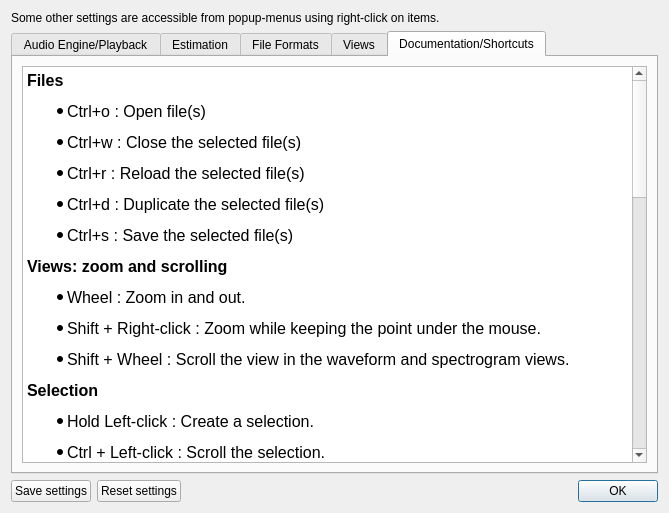
Before: the Qt Designer form src/wdialogsettings.ui in gillesdegottex/dfasma, drawn with Qt 5.
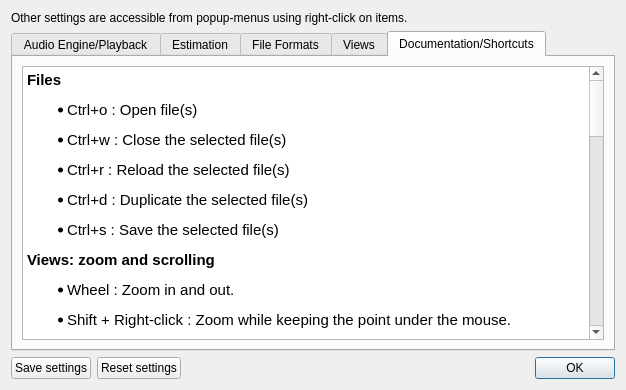
After: the same form once the commit is applied. The open tabs and pages were chosen to show the change. Icons and pictures are not drawn.

The edit to the form file:
```diff
--- a/src/wdialogsettings.ui
+++ b/src/wdialogsettings.ui
@@ -6,12 +6,12 @@
    <rect>
     <x>0</x>
     <y>0</y>
-    <width>669</width>
-    <height>513</height>
+    <width>626</width>
+    <height>390</height>
    </rect>
   </property>
   <property name="sizePolicy">
-   <sizepolicy hsizetype="Preferred" vsizetype="Minimum">
+   <sizepolicy hsizetype="MinimumExpanding" vsizetype="Maximum">
     <horstretch>0</horstretch>
     <verstretch>0</verstretch>
    </sizepolicy>
@@ -30,7 +30,7 @@
    <item>
     <widget class="QLabel" name="label_3">
      <property name="text">
-      <string>&lt;html&gt;&lt;head/&gt;&lt;body&gt;&lt;p&gt;Some other settings are accessible from popup-menus using right-click on items.&lt;/p&gt;&lt;/body&gt;&lt;/html&gt;</string>
+      <string>&lt;html&gt;&lt;head/&gt;&lt;body&gt;&lt;p&gt;Other settings are accessible from popup-menus using right-click on items.&lt;/p&gt;&lt;/body&gt;&lt;/html&gt;</string>
      </property>
      <property name="wordWrap">
       <bool>true</bool>
@@ -39,6 +39,12 @@
    </item>
    <item>
     <widget class="QTabWidget" name="tabWidget">
+     <property name="sizePolicy">
+      <sizepolicy hsizetype="MinimumExpanding" vsizetype="Expanding">
+       <horstretch>0</horstretch>
+       <verstretch>0</verstretch>
+      </sizepolicy>
+     </property>
      <property name="currentIndex">
       <number>0</number>
      </property>
@@ -642,38 +648,38 @@
 &lt;html&gt;&lt;head&gt;&lt;meta name=&quot;qrichtext&quot; content=&quot;1&quot; /&gt;&lt;style type=&quot;text/css&quot;&gt;
 p, li { white-space: pre-wrap; }
 &lt;/style&gt;&lt;/head&gt;&lt;body style=&quot; font-family:'Ubuntu'; font-size:11pt; font-weight:400; font-style:normal;&quot;&gt;
-&lt;p style=&quot; margin-top:12px; margin-bottom:12px; margin-left:0px; margin-right:0px; -qt-block-indent:0; text-indent:0px;&quot;&gt;&lt;span style=&quot; font-size:12pt; font-weight:600;&quot;&gt;Files&lt;/span&gt;&lt;/p&gt;
-&lt;ul style=&quot;margin-top: 0px; margin-bottom: 0px; margin-left: 0px; margin-right: 0px; -qt-list-indent: 1;&quot;&gt;&lt;li style=&quot; font-size:12pt;&quot; style=&quot; margin-top:12px; margin-bottom:12px; margin-left:0px; margin-right:0px; -qt-block-indent:0; text-indent:0px;&quot;&gt;Ctrl+o : Open file(s)&lt;/li&gt;
-&lt;li style=&quot; font-size:12pt;&quot; style=&quot; margin-top:12px; margin-bottom:12px; margin-left:0px; margin-right:0px; -qt-block-indent:0; text-indent:0px;&quot;&gt;Ctrl+w : Close the selected file(s)&lt;/li&gt;&lt;/ul&gt;
-&lt;ul style=&quot;margin-top: 0px; margin-bottom: 0px; margin-left: 0px; margin-right: 0px; -qt-list-indent: 1;&quot;&gt;&lt;li style=&quot; font-size:12pt;&quot; style=&quot; margin-top:12px; margin-bottom:12px; margin-left:0px; margin-right:0px; -qt-block-indent:0; text-indent:0px;&quot;&gt;Ctrl+r : Reload the selected file(s)&lt;/li&gt;&lt;/ul&gt;
-&lt;ul style=&quot;margin-top: 0px; margin-bottom: 0px; margin-left: 0px; margin-right: 0px; -qt-list-indent: 1;&quot;&gt;&lt;li style=&quot; font-size:12pt;&quot; style=&quot; margin-top:12px; margin-bottom:12px; margin-left:0px; margin-right:0px; -qt-block-indent:0; text-indent:0px;&quot;&gt;Ctrl+d : Duplicate the selected file(s)&lt;/li&gt;&lt;/ul&gt;
-&lt;ul style=&quot;margin-top: 0px; margin-bottom: 0px; margin-left: 0px; margin-right: 0px; -qt-list-indent: 1;&quot;&gt;&lt;li style=&quot; font-size:12pt;&quot; style=&quot; margin-top:12px; margin-bottom:12px; margin-left:0px; margin-right:0px; -qt-block-indent:0; text-indent:0px;&quot;&gt;Ctrl+s : Save the selected file(s)&lt;/li&gt;&lt;/ul&gt;
-&lt;p style=&quot; margin-top:12px; margin-bottom:12px; margin-left:0px; margin-right:0px; -qt-block-indent:0; text-indent:0px;&quot;&gt;&lt;span style=&quot; font-size:12pt; font-weight:600;&quot;&gt;Views: zoom and scrolling&lt;/span&gt;&lt;/p&gt;
-&lt;ul style=&quot;margin-top: 0px; margin-bottom: 0px; margin-left: 0px; margin-right: 0px; -qt-list-indent: 1;&quot;&gt;&lt;li style=&quot; font-size:12pt;&quot; style=&quot; margin-top:12px; margin-bottom:12px; margin-left:0px; margin-right:0px; -qt-block-indent:0; text-indent:0px;&quot;&gt;Wheel : Zoom in and out.&lt;/li&gt;
-&lt;li style=&quot; font-size:12pt;&quot; style=&quot; margin-top:12px; margin-bottom:12px; margin-left:0px; margin-right:0px; -qt-block-indent:0; text-indent:0px;&quot;&gt;Shift + Right-click : Zoom while keeping the point under the mouse.&lt;/li&gt;&lt;/ul&gt;
-&lt;ul style=&quot;margin-top: 0px; margin-bottom: 0px; margin-left: 0px; margin-right: 0px; -qt-list-indent: 1;&quot;&gt;&lt;li style=&quot; font-size:12pt;&quot; style=&quot; margin-top:12px; margin-bottom:12px; margin-left:0px; margin-right:0px; -qt-block-indent:0; text-indent:0px;&quot;&gt;Shift + Wheel : Scroll the view in the waveform and spectrogram views.&lt;/li&gt;&lt;/ul&gt;
-&lt;p style=&quot; margin-top:12px; margin-bottom:12px; margin-left:0px; margin-right:0px; -qt-block-indent:0; text-indent:0px;&quot;&gt;&lt;span style=&quot; font-size:12pt; font-weight:600;&quot;&gt;Selection&lt;/span&gt;&lt;/p&gt;
-&lt;ul style=&quot;margin-top: 0px; margin-bottom: 0px; margin-left: 0px; margin-right: 0px; -qt-list-indent: 1;&quot;&gt;&lt;li style=&quot; font-size:12pt;&quot; style=&quot; margin-top:12px; margin-bottom:12px; margin-left:0px; margin-right:0px; -qt-block-indent:0; text-indent:0px;&quot;&gt;Hold Left-click : Create a selection.&lt;/li&gt;
-&lt;li style=&quot; font-size:12pt;&quot; style=&quot; margin-top:12px; margin-bottom:12px; margin-left:0px; margin-right:0px; -qt-block-indent:0; text-indent:0px;&quot;&gt;Ctrl + Left-click : Scroll the selection.&lt;/li&gt;
-&lt;li style=&quot; font-size:12pt;&quot; style=&quot; margin-top:12px; margin-bottom:12px; margin-left:0px; margin-right:0px; -qt-block-indent:0; text-indent:0px;&quot;&gt;In Waveform view: Ctrl + Right-click : Stretch the selection from its center.&lt;/li&gt;
-&lt;li style=&quot; font-size:12pt;&quot; style=&quot; margin-top:12px; margin-bottom:12px; margin-left:0px; margin-right:0px; -qt-block-indent:0; text-indent:0px;&quot;&gt;In Phase view or Group Delay view: Ctrl+Shift + Left-click : Scroll the selection of the waveform.&lt;/li&gt;
-&lt;li style=&quot; font-size:12pt;&quot; style=&quot; margin-top:12px; margin-bottom:12px; margin-left:0px; margin-right:0px; -qt-block-indent:0; text-indent:0px;&quot;&gt;Escape key : Clear any selection.&lt;/li&gt;&lt;/ul&gt;
-&lt;p style=&quot; margin-top:12px; margin-bottom:12px; margin-left:0px; margin-right:0px; -qt-block-indent:0; text-indent:0px;&quot;&gt;&lt;span style=&quot; font-size:12pt; font-weight:600;&quot;&gt;Playback&lt;/span&gt;&lt;/p&gt;
-&lt;ul style=&quot;margin-top: 0px; margin-bottom: 0px; margin-left: 0px; margin-right: 0px; -qt-list-indent: 1;&quot;&gt;&lt;li style=&quot; font-size:12pt;&quot; style=&quot; margin-top:12px; margin-bottom:12px; margin-left:0px; margin-right:0px; -qt-block-indent:0; text-indent:0px;&quot;&gt;Space : Play the current selection of the selected file (or the whole file if there is no selection).&lt;/li&gt;
-&lt;li style=&quot; font-size:12pt;&quot; style=&quot; margin-top:12px; margin-bottom:12px; margin-left:0px; margin-right:0px; -qt-block-indent:0; text-indent:0px;&quot;&gt;Ctrl + Space : Play the selected file while filtering the sound according to the spectral selection.&lt;/li&gt;&lt;/ul&gt;
-&lt;ul style=&quot;margin-top: 0px; margin-bottom: 0px; margin-left: 0px; margin-right: 0px; -qt-list-indent: 1;&quot;&gt;&lt;li style=&quot; font-size:12pt;&quot; style=&quot; margin-top:12px; margin-bottom:12px; margin-left:0px; margin-right:0px; -qt-block-indent:0; text-indent:0px;&quot;&gt;Escape key : Reset any filtering effects.&lt;/li&gt;&lt;/ul&gt;
-&lt;p style=&quot; margin-top:12px; margin-bottom:12px; margin-left:0px; margin-right:0px; -qt-block-indent:0; text-indent:0px;&quot;&gt;&lt;span style=&quot; font-size:12pt; font-weight:600;&quot;&gt;Labels edition&lt;/span&gt;&lt;/p&gt;
-&lt;ul style=&quot;margin-top: 0px; margin-bottom: 0px; margin-left: 0px; margin-right: 0px; -qt-list-indent: 1;&quot;&gt;&lt;li style=&quot; font-size:12pt;&quot; style=&quot; margin-top:12px; margin-bottom:12px; margin-left:0px; margin-right:0px; -qt-block-indent:0; text-indent:0px;&quot;&gt;Add a label: In Edit mode, simply place the mouse cursor at the time instant where you want to add a label and write (no need to click, select, or anything else).&lt;/li&gt;
-&lt;li style=&quot; font-size:12pt;&quot; style=&quot; margin-top:12px; margin-bottom:12px; margin-left:0px; margin-right:0px; -qt-block-indent:0; text-indent:0px;&quot;&gt;Edit the text of a label: In Edit mode, click in the box of the label you want to edit.&lt;/li&gt;
-&lt;li style=&quot; font-size:12pt;&quot; style=&quot; margin-top:12px; margin-bottom:12px; margin-left:0px; margin-right:0px; -qt-block-indent:0; text-indent:0px;&quot;&gt;Move a label: Drag the label you want to move by holding its vertical line with the right mouse button.&lt;/li&gt;
-&lt;li style=&quot; font-size:12pt;&quot; style=&quot; margin-top:12px; margin-bottom:12px; margin-left:0px; margin-right:0px; -qt-block-indent:0; text-indent:0px;&quot;&gt;Delete a label: Hold the vertical line of the label you want to delete, as if you wanted to move it, and press the delete key.&lt;/li&gt;&lt;/ul&gt;
-&lt;p style=&quot; margin-top:12px; margin-bottom:12px; margin-left:0px; margin-right:0px; -qt-block-indent:0; text-indent:0px;&quot;&gt;&lt;span style=&quot; font-size:12pt; font-weight:600;&quot;&gt;Waveform edition&lt;/span&gt;&lt;/p&gt;
-&lt;ul style=&quot;margin-top: 0px; margin-bottom: 0px; margin-left: 0px; margin-right: 0px; -qt-list-indent: 1;&quot;&gt;&lt;li style=&quot; font-size:12pt;&quot; style=&quot; margin-top:12px; margin-bottom:12px; margin-left:0px; margin-right:0px; -qt-block-indent:0; text-indent:0px;&quot;&gt;Grab the waveform wherever and move the mouse up or down to increase or decrease the gain (works also in the amplitude spectrum view).&lt;/li&gt;
-&lt;li style=&quot; font-size:12pt;&quot; style=&quot; margin-top:12px; margin-bottom:12px; margin-left:0px; margin-right:0px; -qt-block-indent:0; text-indent:0px;&quot;&gt;Maintain Ctrl, grab the waveform wherever and move the mouse left or right to delay the waveform.&lt;/li&gt;&lt;/ul&gt;
-&lt;p style=&quot; margin-top:12px; margin-bottom:12px; margin-left:0px; margin-right:0px; -qt-block-indent:0; text-indent:0px;&quot;&gt;&lt;span style=&quot; font-size:12pt; font-weight:600;&quot;&gt;Estimation&lt;/span&gt;&lt;/p&gt;
-&lt;ul style=&quot;margin-top: 0px; margin-bottom: 0px; margin-left: 0px; margin-right: 0px; -qt-list-indent: 1;&quot;&gt;&lt;li style=&quot; font-size:12pt;&quot; style=&quot; margin-top:12px; margin-bottom:12px; margin-left:0px; margin-right:0px; -qt-block-indent:0; text-indent:0px;&quot;&gt;Ctrl+F on a sound file for estimating its fundamental frequency (F0). Make a selection in frequency for limiting the range of possible F0 (thus, overriding the default range sets in this setting panel).&lt;/li&gt;
-&lt;li style=&quot; font-size:12pt;&quot; style=&quot; margin-top:12px; margin-bottom:12px; margin-left:0px; margin-right:0px; -qt-block-indent:0; text-indent:0px;&quot;&gt;Ctrl+F on a F0 file for re-estimating it. Make a time selection for limiting the update to the selection.&lt;/li&gt;
-&lt;li style=&quot; font-size:12pt;&quot; style=&quot; margin-top:12px; margin-bottom:12px; margin-left:0px; margin-right:0px; -qt-block-indent:0; text-indent:0px;&quot;&gt;Ctrl+Shift+F force the F0 (re-)estimation disregarding any voice/unvoice decision.&lt;/li&gt;&lt;/ul&gt;&lt;/body&gt;&lt;/html&gt;</string>
+&lt;p style=&quot; margin-top:12px; margin-bottom:12px; margin-left:0px; margin-right:0px; -qt-block-indent:0; text-indent:0px;&quot;&gt;&lt;span style=&quot; font-weight:600;&quot;&gt;Files&lt;/span&gt;&lt;/p&gt;
+&lt;ul style=&quot;margin-top: 0px; margin-bottom: 0px; margin-left: 0px; margin-right: 0px; -qt-list-indent: 1;&quot;&gt;&lt;li style=&quot; margin-top:12px; margin-bottom:12px; margin-left:0px; margin-right:0px; -qt-block-indent:0; text-indent:0px;&quot;&gt;Ctrl+o : Open file(s)&lt;/li&gt;
+&lt;li style=&quot; margin-top:12px; margin-bottom:12px; margin-left:0px; margin-right:0px; -qt-block-indent:0; text-indent:0px;&quot;&gt;Ctrl+w : Close the selected file(s)&lt;/li&gt;&lt;/ul&gt;
+&lt;ul style=&quot;margin-top: 0px; margin-bottom: 0px; margin-left: 0px; margin-right: 0px; -qt-list-indent: 1;&quot;&gt;&lt;li style=&quot; margin-top:12px; margin-bottom:12px; margin-left:0px; margin-right:0px; -qt-block-indent:0; text-indent:0px;&quot;&gt;Ctrl+r : Reload the selected file(s)&lt;/li&gt;&lt;/ul&gt;
+&lt;ul style=&quot;margin-top: 0px; margin-bottom: 0px; margin-left: 0px; margin-right: 0px; -qt-list-indent: 1;&quot;&gt;&lt;li style=&quot; margin-top:12px; margin-bottom:12px; margin-left:0px; margin-right:0px; -qt-block-indent:0; text-indent:0px;&quot;&gt;Ctrl+d : Duplicate the selected file(s)&lt;/li&gt;&lt;/ul&gt;
+&lt;ul style=&quot;margin-top: 0px; margin-bottom: 0px; margin-left: 0px; margin-right: 0px; -qt-list-indent: 1;&quot;&gt;&lt;li style=&quot; margin-top:12px; margin-bottom:12px; margin-left:0px; margin-right:0px; -qt-block-indent:0; text-indent:0px;&quot;&gt;Ctrl+s : Save the selected file(s)&lt;/li&gt;&lt;/ul&gt;
+&lt;p style=&quot; margin-top:12px; margin-bottom:12px; margin-left:0px; margin-right:0px; -qt-block-indent:0; text-indent:0px;&quot;&gt;&lt;span style=&quot; font-weight:600;&quot;&gt;Views: zoom and scrolling&lt;/span&gt;&lt;/p&gt;
+&lt;ul style=&quot;margin-top: 0px; margin-bottom: 0px; margin-left: 0px; margin-right: 0px; -qt-list-indent: 1;&quot;&gt;&lt;li style=&quot; margin-top:12px; margin-bottom:12px; margin-left:0px; margin-right:0px; -qt-block-indent:0; text-indent:0px;&quot;&gt;Wheel : Zoom in and out.&lt;/li&gt;
+&lt;li style=&quot; margin-top:12px; margin-bottom:12px; margin-left:0px; margin-right:0px; -qt-block-indent:0; text-indent:0px;&quot;&gt;Shift + Right-click : Zoom while keeping the point under the mouse.&lt;/li&gt;&lt;/ul&gt;
+&lt;ul style=&quot;margin-top: 0px; margin-bottom: 0px; margin-left: 0px; margin-right: 0px; -qt-list-indent: 1;&quot;&gt;&lt;li style=&quot; margin-top:12px; margin-bottom:12px; margin-left:0px; margin-right:0px; -qt-block-indent:0; text-indent:0px;&quot;&gt;Shift + Wheel : Scroll the view in the waveform and spectrogram views.&lt;/li&gt;&lt;/ul&gt;
+&lt;p style=&quot; margin-top:12px; margin-bottom:12px; margin-left:0px; margin-right:0px; -qt-block-indent:0; text-indent:0px;&quot;&gt;&lt;span style=&quot; font-weight:600;&quot;&gt;Selection&lt;/span&gt;&lt;/p&gt;
+&lt;ul style=&quot;margin-top: 0px; margin-bottom: 0px; margin-left: 0px; margin-right: 0px; -qt-list-indent: 1;&quot;&gt;&lt;li style=&quot; margin-top:12px; margin-bottom:12px; margin-left:0px; margin-right:0px; -qt-block-indent:0; text-indent:0px;&quot;&gt;Hold Left-click : Create a selection.&lt;/li&gt;
+&lt;li style=&quot; margin-top:12px; margin-bottom:12px; margin-left:0px; margin-right:0px; -qt-block-indent:0; text-indent:0px;&quot;&gt;Ctrl + Left-click : Scroll the selection.&lt;/li&gt;
+&lt;li style=&quot; margin-top:12px; margin-bottom:12px; margin-left:0px; margin-right:0px; -qt-block-indent:0; text-indent:0px;&quot;&gt;In Waveform view: Ctrl + Right-click : Stretch the selection from its center.&lt;/li&gt;
+&lt;li style=&quot; margin-top:12px; margin-bottom:12px; margin-left:0px; margin-right:0px; -qt-block-indent:0; text-indent:0px;&quot;&gt;In Phase view or Group Delay view: Ctrl+Shift + Left-click : Scroll the selection of the waveform.&lt;/li&gt;
+&lt;li style=&quot; margin-top:12px; margin-bottom:12px; margin-left:0px; margin-right:0px; -qt-block-indent:0; text-indent:0px;&quot;&gt;Escape key : Clear any selection.&lt;/li&gt;&lt;/ul&gt;
+&lt;p style=&quot; margin-top:12px; margin-bottom:12px; margin-left:0px; margin-right:0px; -qt-block-indent:0; text-indent:0px;&quot;&gt;&lt;span style=&quot; font-weight:600;&quot;&gt;Playback&lt;/span&gt;&lt;/p&gt;
+&lt;ul style=&quot;margin-top: 0px; margin-bottom: 0px; margin-left: 0px; margin-right: 0px; -qt-list-indent: 1;&quot;&gt;&lt;li style=&quot; margin-top:12px; margin-bottom:12px; margin-left:0px; margin-right:0px; -qt-block-indent:0; text-indent:0px;&quot;&gt;Space : Play the current selection of the selected file (or the whole file if there is no selection).&lt;/li&gt;
+&lt;li style=&quot; margin-top:12px; margin-bottom:12px; margin-left:0px; margin-right:0px; -qt-block-indent:0; text-indent:0px;&quot;&gt;Ctrl + Space : Play the selected file while filtering the sound according to the spectral selection.&lt;/li&gt;&lt;/ul&gt;
+&lt;ul style=&quot;margin-top: 0px; margin-bottom: 0px; margin-left: 0px; margin-right: 0px; -qt-list-indent: 1;&quot;&gt;&lt;li style=&quot; margin-top:12px; margin-bottom:12px; margin-left:0px; margin-right:0px; -qt-block-indent:0; text-indent:0px;&quot;&gt;Escape key : Reset any filtering effects.&lt;/li&gt;&lt;/ul&gt;
+&lt;p style=&quot; margin-top:12px; margin-bottom:12px; margin-left:0px; margin-right:0px; -qt-block-indent:0; text-indent:0px;&quot;&gt;&lt;span style=&quot; font-weight:600;&quot;&gt;Labels edition&lt;/span&gt;&lt;/p&gt;
+&lt;ul style=&quot;margin-top: 0px; margin-bottom: 0px; margin-left: 0px; margin-right: 0px; -qt-list-indent: 1;&quot;&gt;&lt;li style=&quot; margin-top:12px; margin-bottom:12px; margin-left:0px; margin-right:0px; -qt-block-indent:0; text-indent:0px;&quot;&gt;Add a label: In Edit mode, simply place the mouse cursor at the time instant where you want to add a label and write (no need to click, select, or anything else).&lt;/li&gt;
+&lt;li style=&quot; margin-top:12px; margin-bottom:12px; margin-left:0px; margin-right:0px; -qt-block-indent:0; text-indent:0px;&quot;&gt;Edit the text of a label: In Edit mode, click in the box of the label you want to edit.&lt;/li&gt;
+&lt;li style=&quot; margin-top:12px; margin-bottom:12px; margin-left:0px; margin-right:0px; -qt-block-indent:0; text-indent:0px;&quot;&gt;Move a label: Drag the label you want to move by holding its vertical line with the right mouse button.&lt;/li&gt;
+&lt;li style=&quot; margin-top:12px; margin-bottom:12px; margin-left:0px; margin-right:0px; -qt-block-indent:0; text-indent:0px;&quot;&gt;Delete a label: Hold the vertical line of the label you want to delete, as if you wanted to move it, and press the delete key.&lt;/li&gt;&lt;/ul&gt;
+&lt;p style=&quot; margin-top:12px; margin-bottom:12px; margin-left:0px; margin-right:0px; -qt-block-indent:0; text-indent:0px;&quot;&gt;&lt;span style=&quot; font-weight:600;&quot;&gt;Waveform edition&lt;/span&gt;&lt;/p&gt;
+&lt;ul style=&quot;margin-top: 0px; margin-bottom: 0px; margin-left: 0px; margin-right: 0px; -qt-list-indent: 1;&quot;&gt;&lt;li style=&quot; margin-top:12px; margin-bottom:12px; margin-left:0px; margin-right:0px; -qt-block-indent:0; text-indent:0px;&quot;&gt;Grab the waveform wherever and move the mouse up or down to increase or decrease the gain (works also in the amplitude spectrum view).&lt;/li&gt;
+&lt;li style=&quot; margin-top:12px; margin-bottom:12px; margin-left:0px; margin-right:0px; -qt-block-indent:0; text-indent:0px;&quot;&gt;Maintain Ctrl, grab the waveform wherever and move the mouse left or right to delay the waveform.&lt;/li&gt;&lt;/ul&gt;
+&lt;p style=&quot; margin-top:12px; margin-bottom:12px; margin-left:0px; margin-right:0px; -qt-block-indent:0; text-indent:0px;&quot;&gt;&lt;span style=&quot; font-weight:600;&quot;&gt;Estimation&lt;/span&gt;&lt;/p&gt;
+&lt;ul style=&quot;margin-top: 0px; margin-bottom: 0px; margin-left: 0px; margin-right: 0px; -qt-list-indent: 1;&quot;&gt;&lt;li style=&quot; margin-top:12px; margin-bottom:12px; margin-left:0px; margin-right:0px; -qt-block-indent:0; text-indent:0px;&quot;&gt;Ctrl+F on a sound file for estimating its fundamental frequency (F0). Make a selection in frequency for limiting the range of possible F0 (thus, overriding the default range sets in this setting panel).&lt;/li&gt;
+&lt;li style=&quot; margin-top:12px; margin-bottom:12px; margin-left:0px; margin-right:0px; -qt-block-indent:0; text-indent:0px;&quot;&gt;Ctrl+F on a F0 file for re-estimating it. Make a time selection for limiting the update to the selection.&lt;/li&gt;
+&lt;li style=&quot; margin-top:12px; margin-bottom:12px; margin-left:0px; margin-right:0px; -qt-block-indent:0; text-indent:0px;&quot;&gt;Ctrl+Shift+F force the F0 (re-)estimation disregarding any voice/unvoice decision.&lt;/li&gt;&lt;/ul&gt;&lt;/body&gt;&lt;/html&gt;</string>
          </property>
         </widget>
        </item>
```
Left out of the diff: 217 changed lines with no effect on the pictures.
